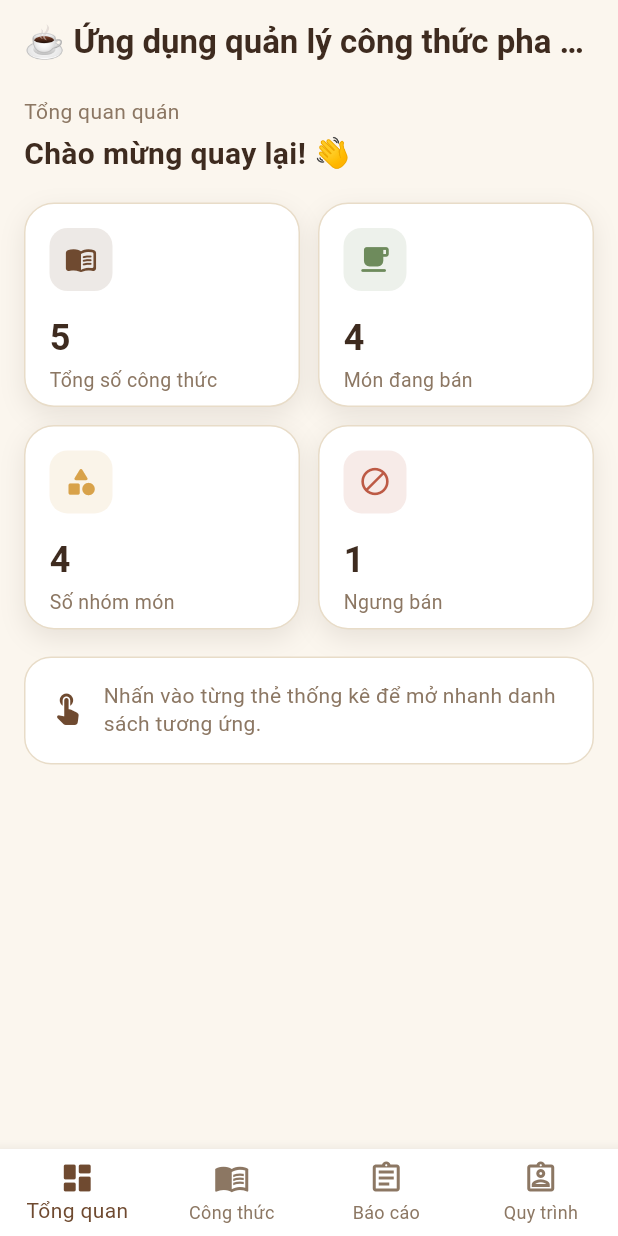
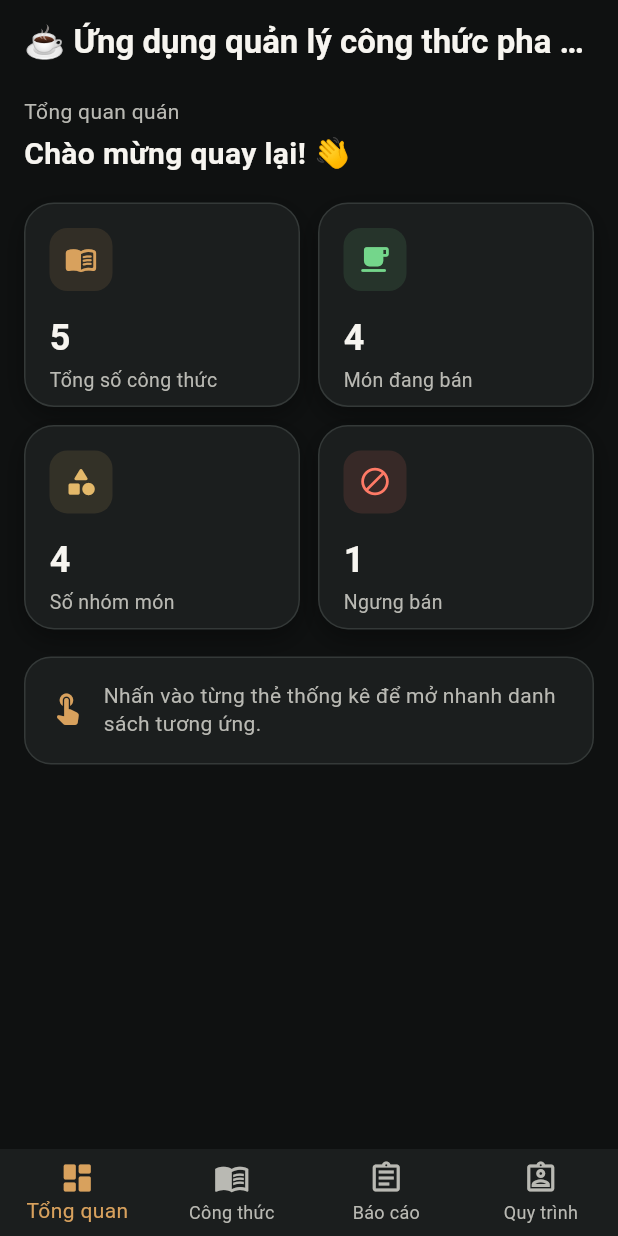
Before and after one commit to HoQuocThang1412/brewbook_app, a Flutter app: the screen it shows after launch, on a phone screen of 412 x 824 dp. Run offline on Flutter 3.47's test engine with Material 3 defaults, Android fonts, the phone set to English and light mode, and no system bars; our stand-ins replace hive, hive_flutter; accounts and stored records are empty.

Commit message:
Update app color palette

```diff
--- a/lib/theme/app_colors.dart
+++ b/lib/theme/app_colors.dart
@@ -1,29 +1,29 @@
 import 'package:flutter/material.dart';
 
-/// Bảng màu chủ đạo cho BrewBook: trắng - kem - nâu cà phê - vàng nhạt.
 class AppColors {
   AppColors._();
 
-  static const Color background = Color(0xFFFBF6EE); // nền kem sáng
-  static const Color surface = Color(0xFFFFFFFF); // trắng cho card
-  static const Color surfaceAlt = Color(0xFFF4EAD9); // kem đậm hơn cho nền phụ
+  static const Color background = Color(0xFF0F1111);
+  static const Color surface = Color(0xFF1B1E1E);
+  static const Color surfaceAlt = Color(0xFF262A2A);
+  static const Color card = Color(0xFF242828);
 
-  static const Color coffeeDark = Color(0xFF3E2B1F); // nâu cà phê đậm - tiêu đề
-  static const Color coffeeBrown = Color(0xFF6F4A30); // nâu cà phê chính
-  static const Color coffeeLight = Color(0xFFB58863); // nâu nhạt
+  static const Color coffeeDark = Color(0xFFF7F5F0);
+  static const Color coffeeBrown = Color(0xFFD8A15D);
+  static const Color coffeeLight = Color(0xFFB9B1A5);
 
-  static const Color gold = Color(0xFFD8A24A); // vàng nhạt - nhấn
-  static const Color goldSoft = Color(0xFFF1D9A6); // vàng rất nhạt - nền chip
+  static const Color gold = Color(0xFFE3B86A);
+  static const Color goldSoft = Color(0xFF332A1E);
 
-  static const Color textPrimary = Color(0xFF3B2A1E);
-  static const Color textSecondary = Color(0xFF8C7763);
-  static const Color textOnDark = Color(0xFFFBF6EE);
+  static const Color textPrimary = Color(0xFFF7F5F0);
+  static const Color textSecondary = Color(0xFFB9B9B3);
+  static const Color textOnDark = Color(0xFFF7F5F0);
 
-  static const Color success = Color(0xFF6E8B5C);
-  static const Color successSoft = Color(0xFFE3ECDB);
-  static const Color danger = Color(0xFFBD5A45);
-  static const Color dangerSoft = Color(0xFFF6E1DB);
+  static const Color success = Color(0xFF74D68B);
+  static const Color successSoft = Color(0xFF173522);
+  static const Color danger = Color(0xFFFF7A66);
+  static const Color dangerSoft = Color(0xFF3A1E1B);
 
-  static const Color border = Color(0xFFE8DCC8);
-  static const Color shadow = Color(0x1A3E2B1F);
+  static const Color border = Color(0xFF343938);
+  static const Color shadow = Color(0x55000000);
 }
```
